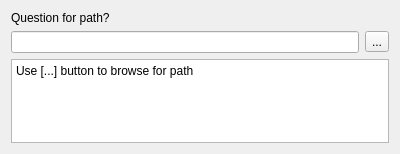
The window that Mergin/ui/ui_get_path_page.ui (MerginMaps/qgis-plugin) describes before a commit, drawn with Qt 5.
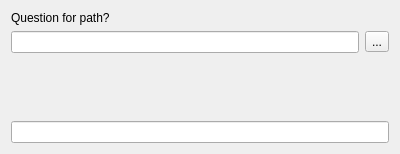
The same window after the commit.

Diff of the .ui file:
```diff
--- a/Mergin/ui/ui_get_path_page.ui
+++ b/Mergin/ui/ui_get_path_page.ui
@@ -51,21 +51,15 @@
       </spacer>
      </item>
      <item>
-      <widget class="QPlainTextEdit" name="warning_edit">
-       <property name="verticalScrollBarPolicy">
-        <enum>Qt::ScrollBarAlwaysOff</enum>
-       </property>
-       <property name="undoRedoEnabled">
-        <bool>false</bool>
-       </property>
-       <property name="readOnly">
-        <bool>true</bool>
-       </property>
-       <property name="plainText">
-        <string>Use [...] button to browse for path</string>
+      <widget class="QLabel" name="info_label">
+       <property name="text">
+        <string/>
        </property>
       </widget>
      </item>
+     <item>
+      <widget class="QLineEdit" name="path_ok_ledit"/>
+     </item>
     </layout>
    </item>
   </layout>
```
